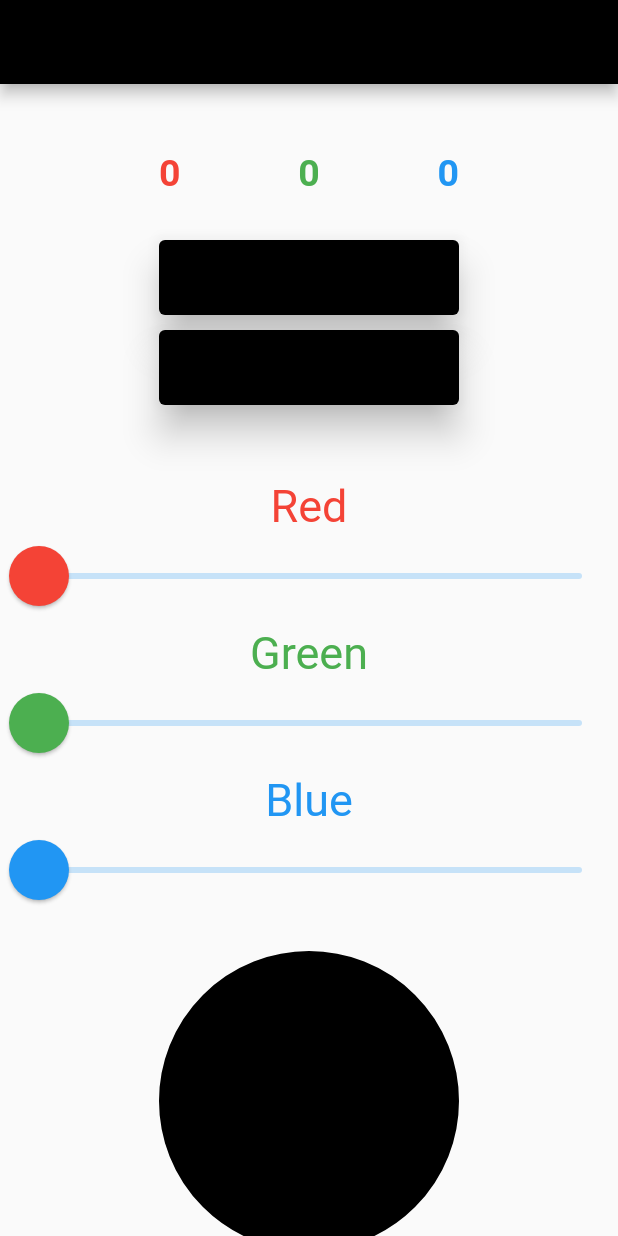
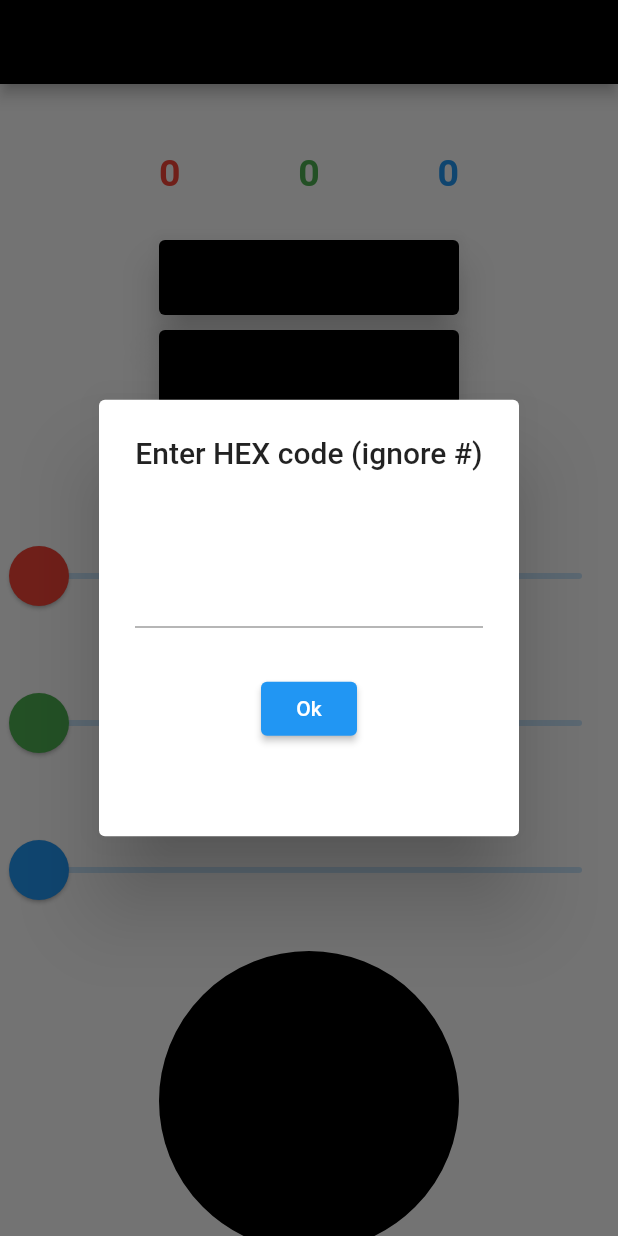
Before and after one commit to phantom3012/rgbcontrol, a Flutter app: the screen it shows after launch, after a tap on "Set HEX", on a phone screen of 412 x 824 dp. Run offline on Flutter 3.47's test engine with Material 2 defaults, Android fonts, the light colour scheme and no system bars; our stand-ins replace string_validator; missing offline and left inert: invert_colors.

Commit message:
Take valid HEX values for input

```diff
--- a/lib/main.dart
+++ b/lib/main.dart
@@ -1,6 +1,7 @@
 import 'package:flutter/material.dart';
 import 'package:invert_colors/invert_colors.dart';
-import 'package:flutter/services.dart';
+import 'package:string_validator/string_validator.dart';
+// import 'package:flutter/services.dart';
 
 void main() {
   // SystemChrome.setPreferredOrientations(
@@ -35,11 +36,14 @@ class _MyHomePageState extends State<MyHomePage> {
   double _blueSlider = 0;
   double _greenSlider = 0;
 
+  // ignore: non_constant_identifier_names
+  String HEXinput = "000000";
+
   String hexOfRGB(Color c) {
     return '#${c.value.toRadixString(16).substring(2)}';
   }
 
-  Widget _popupHEX(BuildContext context) {
+  Widget _getHEX(BuildContext context) {
     Color finalColor = Color.fromRGBO(
         _redSlider.toInt(), _greenSlider.toInt(), _blueSlider.toInt(), 1);
     return AlertDialog(
@@ -85,10 +89,62 @@ class _MyHomePageState extends State<MyHomePage> {
     );
   }
 
+  Widget _setHEX(BuildContext context) {
+    final _formKey = GlobalKey<FormState>();
+    return AlertDialog(
+      title: Text(
+        'Enter HEX code (ignore #)',
+        textAlign: TextAlign.center,
+      ),
+      content: Container(
+        height: 200,
+        width: 200,
+        child: Column(
+          mainAxisAlignment: MainAxisAlignment.center,
+          crossAxisAlignment: CrossAxisAlignment.center,
+          children: <Widget>[
+            Form(
+              key: _formKey,
+              child: Column(
+                children: <Widget>[
+                  TextFormField(
+                    validator: (value) {
+                      if (!isHexColor(value.toString())) {
+                        return 'Enter valid HEX!';
+                      }
+                    },
+                    onSaved: (value) {
+                      setState(() {
+                        HEXinput = value.toString().toLowerCase();
+                      });
+                    },
+                  ),
+                  SizedBox(
+                    height: 30,
+                  ),
+                  ElevatedButton(
+                      onPressed: () {
+                        final form = _formKey.currentState;
+                        if (_formKey.currentState!.validate()) {
+                          form!.save();
+                          Navigator.pop(context);
+                        }
+                      },
+                      child: Text('Ok'))
+                ],
+              ),
+            )
+          ],
+        ),
+      ),
+    );
+  }
+
   @override
   Widget build(BuildContext context) {
     Color finalColor = Color.fromRGBO(
         _redSlider.toInt(), _greenSlider.toInt(), _blueSlider.toInt(), 1);
+    print("HEX:" + HEXinput);
     return Scaffold(
       appBar: AppBar(
         title: InvertColors(
@@ -145,7 +201,7 @@ class _MyHomePageState extends State<MyHomePage> {
                 onPressed: () {
                   showDialog(
                       context: context,
-                      builder: (BuildContext ctx) => _popupHEX(ctx));
+                      builder: (BuildContext ctx) => _getHEX(ctx));
                 },
                 child: InvertColors(
                   child: Text(
@@ -169,7 +225,11 @@ class _MyHomePageState extends State<MyHomePage> {
               height: 50,
               width: 200,
               child: ElevatedButton(
-                onPressed: () {},
+                onPressed: () {
+                  showDialog(
+                      context: context,
+                      builder: (BuildContext ctx) => _setHEX(ctx));
+                },
                 child: InvertColors(
                   child: Text(
                     'Set HEX',
--- a/pubspec.yaml
+++ b/pubspec.yaml
@@ -29,6 +29,7 @@ dependencies:
   # Use with the CupertinoIcons class for iOS style icons.
   cupertino_icons: ^1.0.2
   invert_colors: ^0.0.3-null-safety.0
+  string_validator: ^0.3.0
 
 dev_dependencies:
   flutter_test:
```
Also changed, not shown: pubspec.lock.
